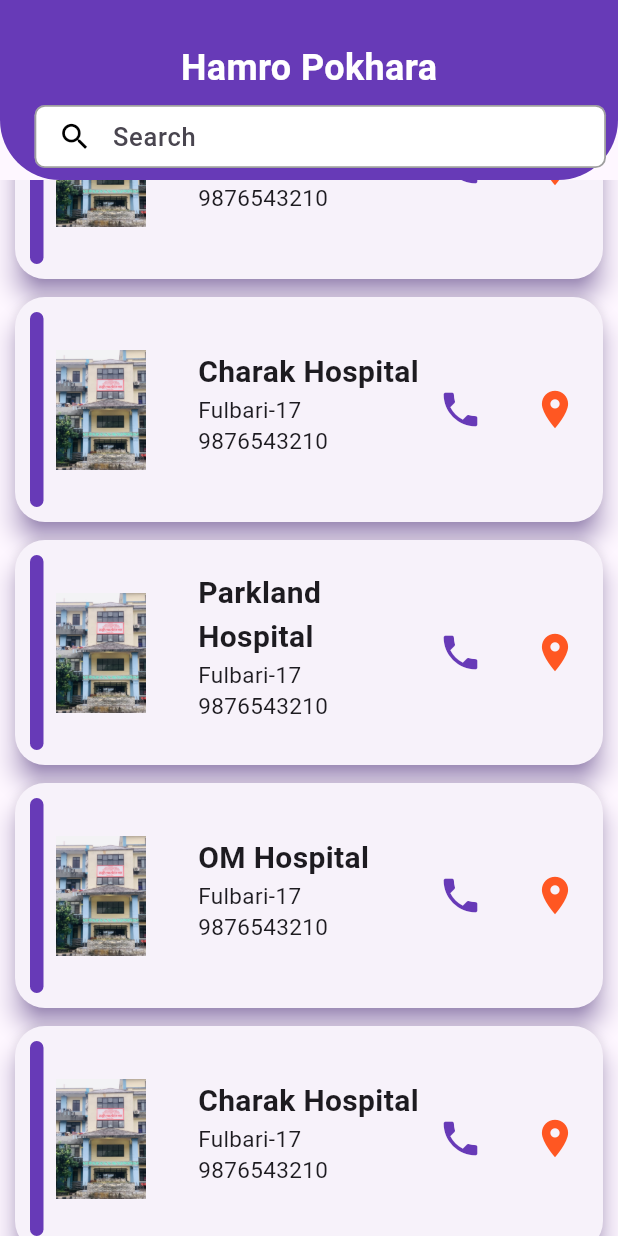
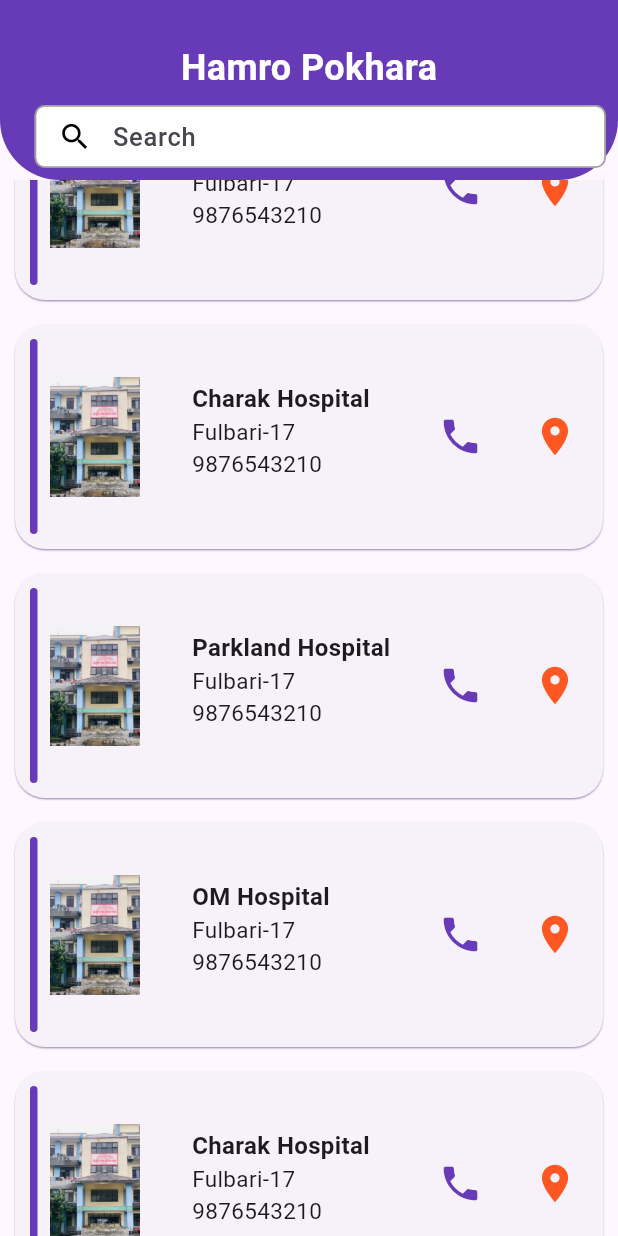
Before and after one commit to Suman8175/Hamro-Pokhara, a Flutter app: the DataListing screen opened directly, scrolled down 576 dp, on a phone screen of 412 x 824 dp. Run offline on Flutter 3.47's test engine with Material 3 defaults, Android fonts, the phone set to English and light mode, and no system bars; our stand-ins replace easy_localization, shared_preferences; accounts and stored records are empty.

Commit message:
Final design of data listing

```diff
--- a/lib/features/screens/home_screen/dataListing/data_listing.dart
+++ b/lib/features/screens/home_screen/dataListing/data_listing.dart
@@ -120,10 +120,10 @@ class _DataListingState extends State<DataListing> {
                     itemCount: itemCount,
                     itemBuilder: (context, index) {
                       return Card(
-                        elevation: 7,
+                        elevation: 0.5,
                         shadowColor: Colors.deepPurple,
                         margin: const EdgeInsets.symmetric(
-                            horizontal: 10, vertical: 6),
+                            horizontal: 10, vertical: 8),
                         shape: const RoundedRectangleBorder(
                             borderRadius:
                                 BorderRadius.all(Radius.circular(20))),
@@ -134,7 +134,7 @@ class _DataListingState extends State<DataListing> {
                             ),
                             Container(
                               height: 130,
-                              width: 9,
+                              width: 5,
                               decoration: BoxDecoration(
                                   borderRadius: BorderRadius.circular(12),
                                   color: Colors.deepPurple),
@@ -166,7 +166,7 @@ class _DataListingState extends State<DataListing> {
                                             Text(
                                               hospitals[index].hospitalName,
                                               style: const TextStyle(
-                                                fontSize: 20,
+                                                fontSize: 16,
                                                 fontWeight: FontWeight.bold,
                                               ),
                                             ),
```
